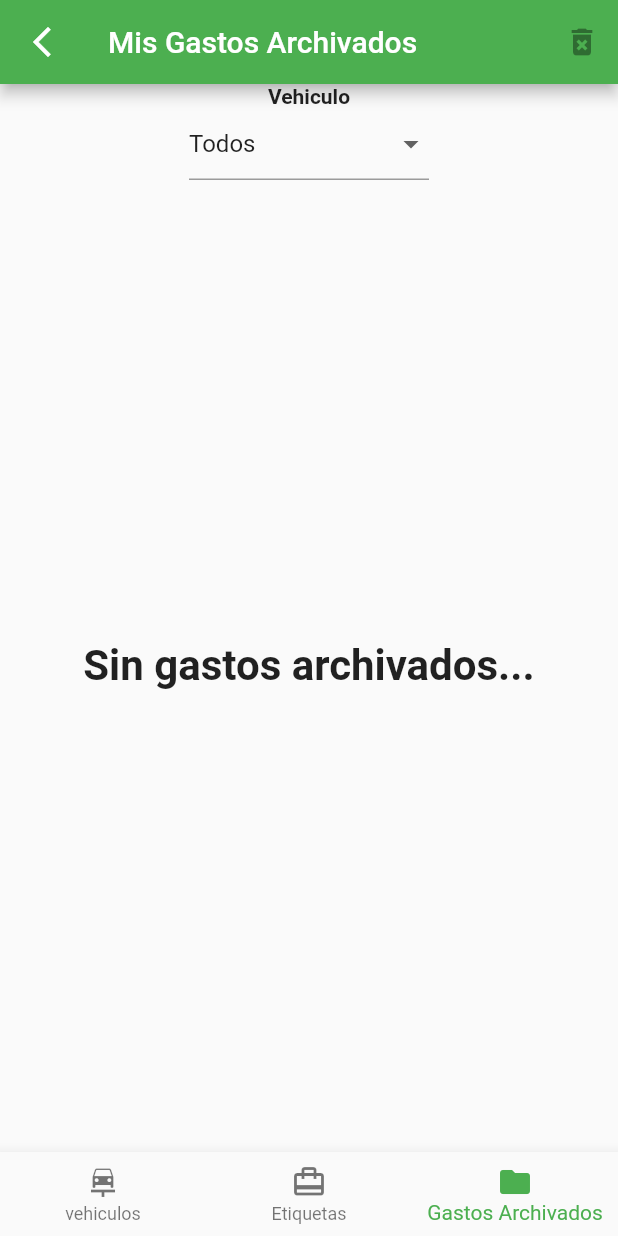
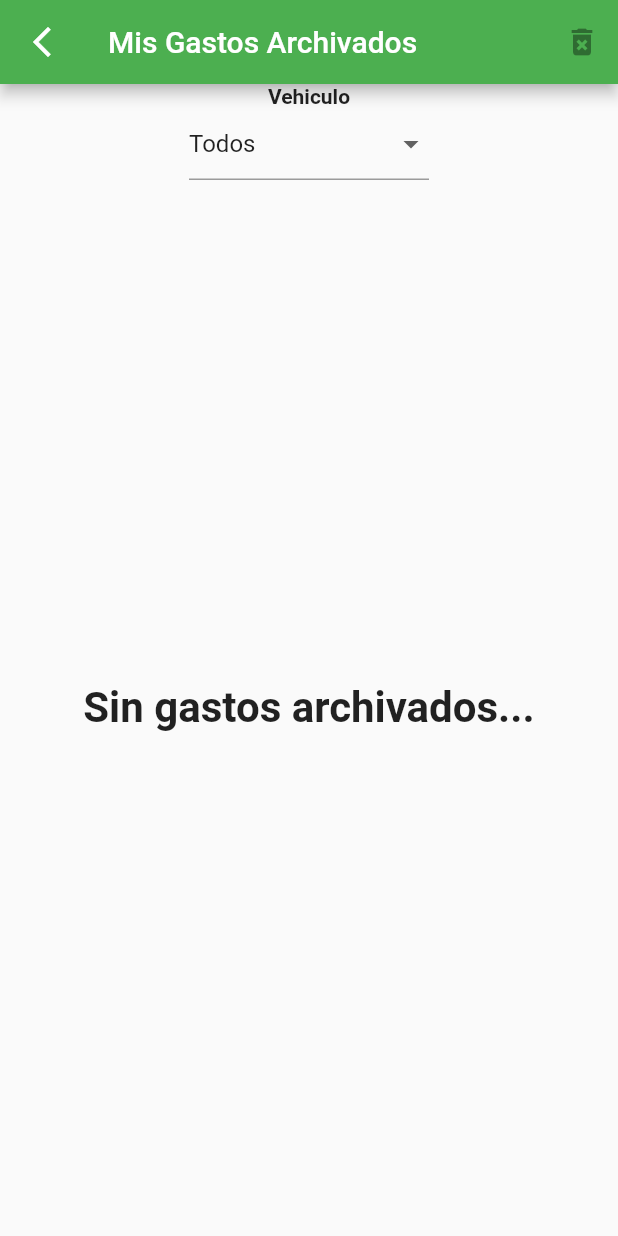
Before and after one commit to EPICSLASH999/mis_vehiculos, a Flutter app: the screen it shows after launch, item 2 of the bottom bar chosen, after a tap on the "arrow back ios new" icon, after a tap on the "folder" icon, on a phone screen of 412 x 824 dp. Run offline on Flutter 3.47's test engine with Material 2 defaults, Android fonts, the phone set to English and light mode, and no system bars; our stand-ins replace bloc, equatable, flutter_bloc, sqflite; accounts and stored records are empty.

Commit message:
Reemplazado GastosArchivados a Gastos en barra inferior.

```diff
--- a/lib/blocs/bloc.dart
+++ b/lib/blocs/bloc.dart
@@ -477,9 +477,6 @@ class VehiculoBloc extends Bloc<VehiculoEvento, VehiculoEstado> {
       //indiceBottomBarSeleccionado = event.indicePantalla;
       misVehiculos = vehiculos.fetchAll();
       misEtiquetas = etiquetas.fetchAll();
-      misGastosArchivados = gastosArchivados.fetchAll();
-      filtroVehiculo = valorEtiquetaTodas.toString();
-      misVehiculosArchivados = gastosArchivados.fetchAllVehicles();
 
       if(event.pantalla == Pantallas.misVehiculos){
         emit(MisVehiculos(misVehiculos: misVehiculos, idsVehiculosSeleccionados: idsVehiculosSeleccionados));
@@ -489,7 +486,11 @@ class VehiculoBloc extends Bloc<VehiculoEvento, VehiculoEstado> {
         emit(MisEtiquetas(misEtiquetas: misEtiquetas));
         return;
       }
-      emit(MisGastosArchivados(misGastosArchivados: misGastosArchivados, vehiculoSeleccionado: filtroVehiculo, misVehiculosArchivados: misVehiculosArchivados));
+      reiniciarFiltros();
+      misGastos = gastos.fetchAllWithFilters(idsVehiculosSeleccionados, filtroFechaInicial, filtroFechaFinal);
+      misEtiquetas = etiquetas.fetchAll();
+      emit(MisGastos(misGastos: misGastos, fechaInicial: filtroFechaInicial, fechaFinal: filtroFechaFinal, misEtiquetas: misEtiquetas, filtroIdEtiqueta: filtroIdEtiqueta));
+
     });
 
   }
--- a/lib/variables/variables.dart
+++ b/lib/variables/variables.dart
@@ -20,11 +20,11 @@ const tablaEtiquetas = 'etiquetas';
 const tablaGastosArchivados = 'gastos_archivados';
 
 // Pantallas
-enum Pantallas {misVehiculos, misEtiquetas, misGastosArchivados}
+enum Pantallas {misVehiculos, misEtiquetas, misGastos}
 
 int indiceMisVehiculos = 0;
 int indiceMisEtiquetas = 1;
-int indiceMisGastosArchivados = 2;
+int indiceMisGastos = 2;
 
 // Colores
 Color colorIcono = const Color.fromARGB(255, 158, 190, 42);
--- a/lib/widgets/widgets_gastos.dart
+++ b/lib/widgets/widgets_gastos.dart
@@ -109,6 +109,7 @@ class _WidgetPlantillaGastoState extends State<WidgetPlantillaGasto> {
           icon: const Icon(Icons.arrow_back_ios_new_outlined)
         ),
       ),
+      bottomNavigationBar: BarraInferior(indiceSeleccionado: indiceMisGastos),
       body: FutureBuilder<String>(
         future: Vehiculos().obtenerNombreVehiculoDeId(int.parse(controladorVehiculo.text)),
         builder: (context, snapshot) {
@@ -326,6 +327,7 @@ class _WidgetMisGastosState extends State<WidgetMisGastos> {
           icon: const Icon(Icons.arrow_back_ios_new_outlined)
         ),
       ),
+      bottomNavigationBar: BarraInferior(indiceSeleccionado: indiceMisGastos),
       body: Column(
         children: [
           FiltroParaFecha(fechaSeleccionadaInicial: widget.fechaSeleccionadaInicial, fechaSeleccionadaFinal: widget.fechaSeleccionadaFinal),
--- a/lib/widgets/widgets_gastos_archivados.dart
+++ b/lib/widgets/widgets_gastos_archivados.dart
@@ -50,7 +50,6 @@ class WidgetMisGastosArchivados extends StatelessWidget {
           ),
         ],
       ),
-      bottomNavigationBar: BarraInferior(indiceSeleccionado: indiceMisGastosArchivados),
       body: Column(
         children: [
           FiltroSeleccionadorVehiculo(vehiculoSeleccionado: vehiculoSeleccionado, titulo: 'Vehiculo', misVehiculos: misVehiculosArchivados),
--- a/lib/widgets/widgets_misc.dart
+++ b/lib/widgets/widgets_misc.dart
@@ -204,8 +204,8 @@ class BarraInferior extends StatelessWidget {
           label: 'Etiquetas',
         ),
         BottomNavigationBarItem(
-          icon: Icon(Icons.folder),
-          label: 'Gastos Archivados',
+          icon: Icon(Icons.monetization_on_rounded),
+          label: 'Gastos',
         ),
       ],
       onTap: (value) {
@@ -217,7 +217,7 @@ class BarraInferior extends StatelessWidget {
               context.read<VehiculoBloc>().add(CambiadoDePantalla(pantalla: Pantallas.misEtiquetas));
             break;
           case 2:
-              context.read<VehiculoBloc>().add(CambiadoDePantalla(pantalla: Pantallas.misGastosArchivados));
+              context.read<VehiculoBloc>().add(CambiadoDePantalla(pantalla: Pantallas.misGastos));
             break;
 
           default:
--- a/lib/widgets/widgets_vehiculos.dart
+++ b/lib/widgets/widgets_vehiculos.dart
@@ -15,25 +15,13 @@ class WidgetMisVehiculos extends StatelessWidget {
 
   const WidgetMisVehiculos({super.key, required this.misVehiculos, required this.idsVehiculosSeleccionados});
 
-  VoidCallback? funcionConsultarGastos(BuildContext context){
-    if (idsVehiculosSeleccionados.isEmpty) return null;
-    return (){
-      context.read<VehiculoBloc>().add(ClickeadoConsultarGastos());
-    };
-  }
-
   @override
   Widget build(BuildContext context) {
-    var pressedConsultarGastos = funcionConsultarGastos(context);
 
     return Scaffold(
       appBar: AppBar(
         title: const Text('Mis Vehículos'),
         actions: [
-          IconButton(
-            onPressed: pressedConsultarGastos,
-            icon: const Icon(Icons.monetization_on_rounded),
-          ),
           IconButton(
             onPressed: () {
               context.read<VehiculoBloc>().add(ClickeadoConsultarGastosArchivados());
```
